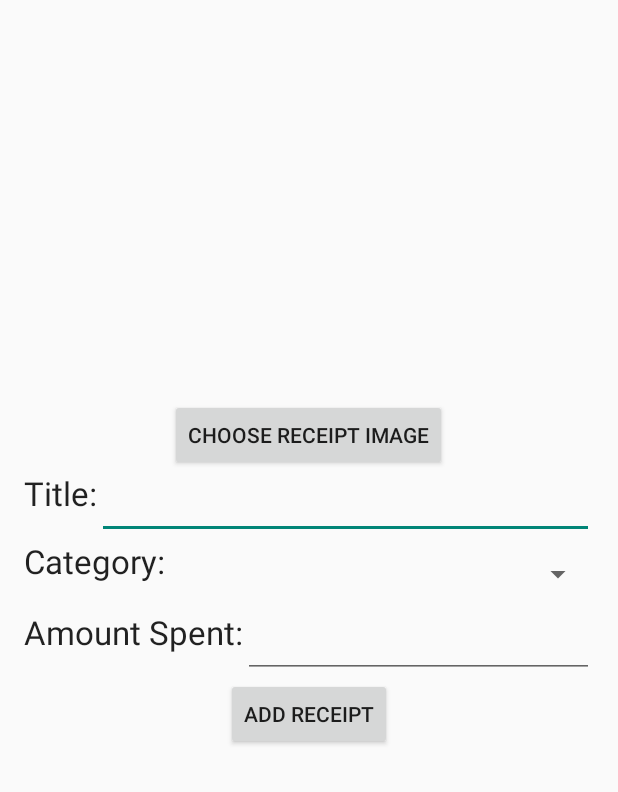
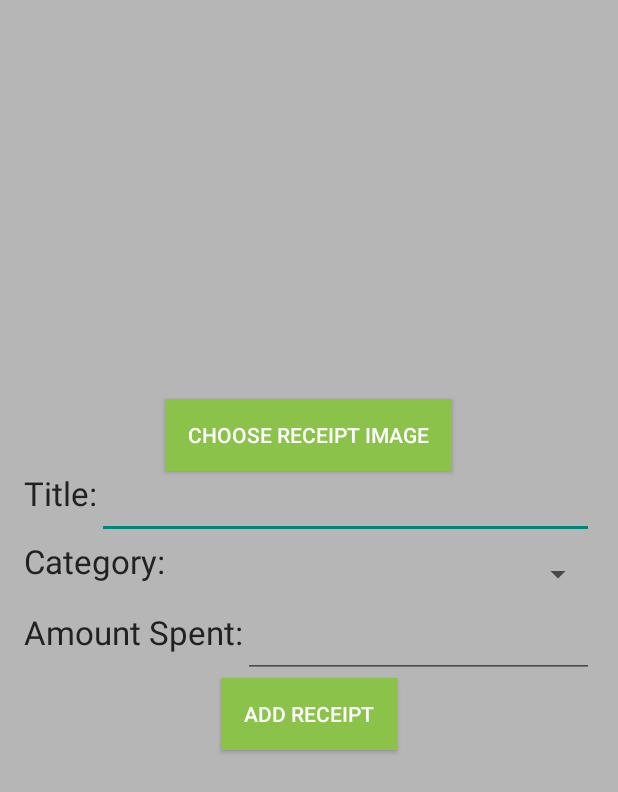
Before and after one commit to TastyTaco/ReceiptManager-master, an Android app: the layout activity_add_receipt.xml on its own in the app's theme, with its tools: preview values and no code run, on a phone screen of 412 x 824 dp. Shown: the top 792 px of the screen. Run offline under Robolectric (Android 15) with nearby library versions, the phone set to English and light mode, and no system bars.

Commit message:
Styled all current pages

```diff
--- a/app/src/main/java/com/example/luke/receiptmanager/HomeActivity.java
+++ b/app/src/main/java/com/example/luke/receiptmanager/HomeActivity.java
@@ -1,10 +1,14 @@
 package com.example.luke.receiptmanager;
 
+import android.app.ActionBar;
 import android.app.Activity;
 import android.content.Intent;
 import android.content.res.Resources;
+import android.graphics.Color;
+import android.graphics.drawable.ColorDrawable;
 import android.net.Uri;
 import android.os.Bundle;
+import android.support.v7.app.ActionBarActivity;
 import android.util.DisplayMetrics;
 import android.view.Menu;
 import android.view.MenuItem;
@@ -30,7 +34,6 @@ public class HomeActivity extends Activity {
     @Override
     protected void onCreate(Bundle savedInstanceState) {
         super.onCreate(savedInstanceState);
-
         setContentView(R.layout.activity_home);
 
         Button btnReceiptView = (Button)findViewById(R.id.button);
--- a/app/src/main/res/layout/activity_add_receipt.xml
+++ b/app/src/main/res/layout/activity_add_receipt.xml
@@ -6,7 +6,8 @@
     android:paddingBottom="@dimen/activity_vertical_margin"
     tools:context="com.example.luke.receiptmanager.AddReceipt"
     android:weightSum="1"
-    android:orientation="vertical" >
+    android:orientation="vertical"
+    android:background="#B6B6B6">
 
     <LinearLayout
         android:orientation="horizontal"
@@ -25,7 +26,11 @@
         android:layout_height="wrap_content"
         android:text="Choose Receipt Image"
         android:id="@+id/btnChooseImage"
-        android:layout_gravity="center_horizontal" />
+        android:layout_gravity="center_horizontal"
+        android:background="#8BC34A"
+        android:textColor="#ffffff"
+        android:paddingLeft="15dp"
+        android:paddingRight="15dp" />
 
     <LinearLayout
         android:layout_width="match_parent"
@@ -37,12 +42,14 @@
             android:textAppearance="?android:attr/textAppearanceLarge"
             android:text="@string/addReceiptTitle"
             android:id="@+id/lblTitle"
-            android:layout_gravity="left"/>
+            android:layout_gravity="left"
+            android:textColor="#212121" />
 
         <EditText
             android:layout_width="match_parent"
             android:layout_height="wrap_content"
-            android:id="@+id/txtTitle" />
+            android:id="@+id/txtTitle"
+            android:textColor="#212121" />
     </LinearLayout>
 
     <LinearLayout
@@ -54,7 +61,8 @@
             android:layout_height="wrap_content"
             android:textAppearance="?android:attr/textAppearanceLarge"
             android:text="@string/addReceiptCategory"
-            android:id="@+id/textView" />
+            android:id="@+id/textView"
+            android:textColor="#212121" />
 
         <Spinner
             android:layout_width="match_parent"
@@ -72,13 +80,15 @@
             android:layout_height="wrap_content"
             android:textAppearance="?android:attr/textAppearanceLarge"
             android:text="@string/addReceiptMoneySpent"
-            android:id="@+id/lblAmountSpent" />
+            android:id="@+id/lblAmountSpent"
+            android:textColor="#212121" />
 
         <EditText
             android:layout_width="match_parent"
             android:layout_height="wrap_content"
             android:id="@+id/txtAmountSpent"
-            android:layout_gravity="right" />
+            android:layout_gravity="right"
+            android:textColor="#212121" />
         </LinearLayout>
 
     <Button
@@ -86,6 +96,10 @@
         android:layout_height="wrap_content"
         android:text="@string/addReceiptBtn"
         android:id="@+id/btnAddReceipt"
-        android:layout_gravity="center_horizontal" />
+        android:layout_gravity="center_horizontal"
+        android:background="#8BC34A"
+        android:textColor="#ffffff"
+        android:paddingLeft="15dp"
+        android:paddingRight="15dp" />
 
 </LinearLayout>
--- a/app/src/main/res/values/strings.xml
+++ b/app/src/main/res/values/strings.xml
@@ -1,5 +1,5 @@
 <resources>
-    <string name="app_name">ReceiptManager</string>
+    <string name="app_name">Receipt Manager</string>
 
     <string name="hello_world">Hello world!</string>
     <string name="action_settings">Settings</string>
--- a/app/src/main/res/values/styles.xml
+++ b/app/src/main/res/values/styles.xml
@@ -4,5 +4,4 @@
     <style name="AppTheme" parent="Theme.AppCompat.Light.DarkActionBar">
         <!-- Customize your theme here. -->
     </style>
-
 </resources>
```
Also changed, not shown: app/src/main/res/layout/activity_add_categories.xml (+7 -2 lines), app/src/main/res/layout/activity_home.xml (+37 -17 lines), 1 other file.
